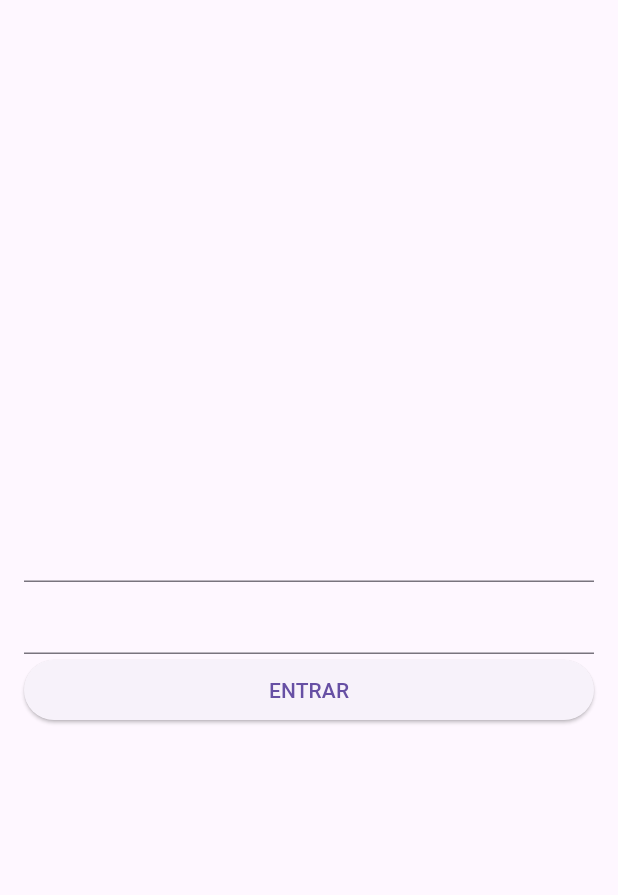
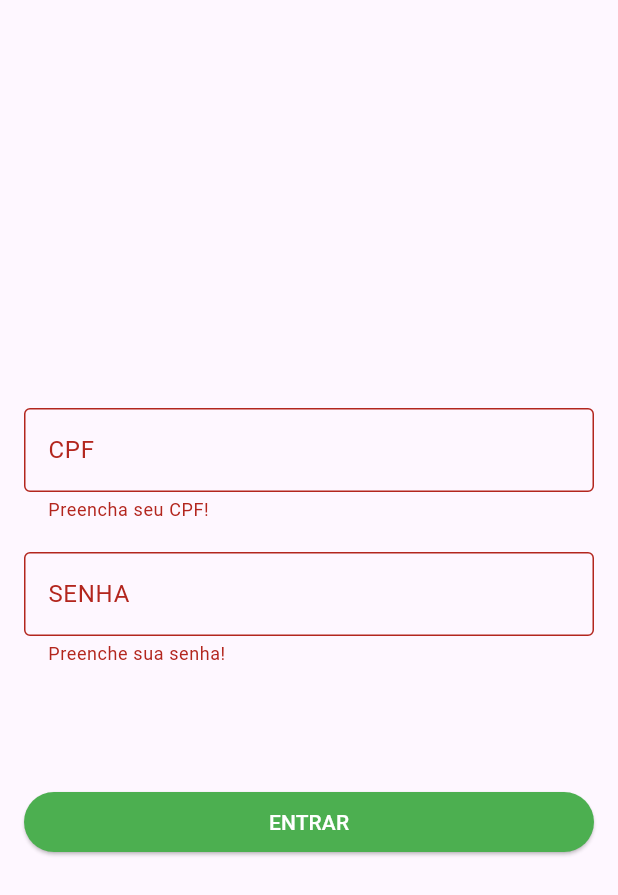
Before and after one commit to RaphaelPitol/hackathon5periodo, a Flutter app: the screen it shows after launch, after a tap on "ENTRAR", on a phone screen of 412 x 824 dp. Shown: the top 895 px of the screen. Run offline on Flutter 3.47's test engine with Material 3 defaults, Android fonts, the phone set to English and light mode, and no system bars; our stand-ins replace shared_preferences.

Commit message:
Tela de login realizada sem widgets

```diff
--- a/app/lib/ui/pages/login_page.dart
+++ b/app/lib/ui/pages/login_page.dart
@@ -1,5 +1,10 @@
+import 'dart:convert';
+
+import 'package:app_flutter/ui/pages/home_page.dart';
 import 'package:flutter/material.dart';
 import 'package:shared_preferences/shared_preferences.dart';
+import 'package:http/http.dart' as http;
+
 
 class LoginPage extends StatefulWidget {
   const LoginPage({super.key});
@@ -21,34 +26,92 @@ class _LoginPageState extends State<LoginPage> {
         key: _formKey,
         child: Center(
         child: SingleChildScrollView(
-          padding: EdgeInsets.symmetric(horizontal: 16),
+          padding: const EdgeInsets.symmetric(horizontal: 16),
           child: Column(
             crossAxisAlignment: CrossAxisAlignment.stretch,
             children: [
+              Container(
+                margin: const EdgeInsets.symmetric(vertical: 20.0),
+                child:
                 TextFormField(
+
+                  decoration: const InputDecoration(
+                    labelText: 'CPF',
+                    hintText: '000.000.000-00',
+                    border: OutlineInputBorder(),
+                    focusedBorder: OutlineInputBorder(
+                      borderSide: BorderSide(color: Colors.blueAccent), // Borda ao focar
+                    ),
+                    enabledBorder: OutlineInputBorder(
+                      borderSide: BorderSide(color: Colors.grey), // Borda ao habilitar
+                    ),
+                  ),
+
                   controller: _cpfController,
-                keyboardType: TextInputType.number,
+                  keyboardType: TextInputType.text,
                   validator: (cpf) {
                     if(cpf == null || cpf.isEmpty){
-                    return 'Por favor, digite seu cpf';
+                      return 'Preencha seu CPF!';
                     }
                     return null;
                   },
                 ),
+              ),
+
             TextFormField(
+              decoration: const InputDecoration(
+                labelText: 'SENHA',
+                hintText: 'Digite sua senha',
+                border: OutlineInputBorder(),
+                focusedBorder: OutlineInputBorder(
+                  borderSide: BorderSide(color: Colors.blueAccent), // Borda ao focar
+                ),
+                enabledBorder: OutlineInputBorder(
+                  borderSide: BorderSide(color: Colors.grey), // Borda ao habilitar
+                ),
+              ),
+
               controller: _passwordController,
+              obscureText: true,
               keyboardType: TextInputType.text,
               validator: (senha) {
-                  if(senha == null || senha.isEmpty) {
-                    return 'Por favor, digite sua senha';
+                if(senha == null || senha.isEmpty){
+                  return 'Preenche sua senha!';
                 } else if(senha.length < 6) {
-                    return 'Por favor, digite uma senha maior que 6 caracteres';
+                  return 'Por favor digite uma senha maior que 6 caracteres';
                 }
                 return null;
               },
+            ),
+              const SizedBox(height: 30),
+              Container(
+                margin: const EdgeInsets.only(top: 50.0), // Adiciona margem superior ao botão
+                  child: ElevatedButton(
+                    onPressed: () async {
+                      FocusScopeNode currentFocus = FocusScope.of(context);
+                    if(_formKey.currentState!.validate()){
+                      bool deuCerto = await login();
+                    if(!currentFocus.hasPrimaryFocus) {
+                      currentFocus.unfocus();
+                    }
+                    if(deuCerto) {
+                      Navigator.pushReplacement(context, MaterialPageRoute(builder: (context) => HomePage(),
+                        ),
+                      );
+                    } else {
+                      _passwordController.clear();
+                      ScaffoldMessenger.of(context).showSnackBar(snackBar);
+                    }
+                  }
+                },
+                style: ElevatedButton.styleFrom(
+                  foregroundColor: Colors.white,
+                  backgroundColor: Colors.green,
+                    ),
+                    child: const Text('ENTRAR'),
 
                 ),
-              ElevatedButton(onPressed: (){}, child: Text('ENTRAR'),),
+              ),
             ],
           ),
         ),
@@ -57,8 +120,30 @@ class _LoginPageState extends State<LoginPage> {
     );
   }
 
+  final snackBar = const SnackBar(
+      content: Text(
+        'cpf ou senha são invaliidos',
+        textAlign: TextAlign.center,
+      ),
+        backgroundColor: Colors.redAccent,
+  );
+
   Future<bool> login() async {
     SharedPreferences sharedPreferences = await SharedPreferences.getInstance();
     var url = Uri.parse('https://minhasapis.com.br/login/');
+    var resposta = await http.post(
+      url,
+    body: {
+      'username': _cpfController.text,
+      'password': _passwordController.text
+    },
+    );
+
+    if(resposta.statusCode == 200){
+      await sharedPreferences.setString('token', "Token${jsonDecode(resposta.body)['token']}");
+      return true;
+    } else {
+      return false;
     }
   }
+}
```
Also changed, not shown: 1 other file. Lines whose indentation alone changed are shown as unchanged.
